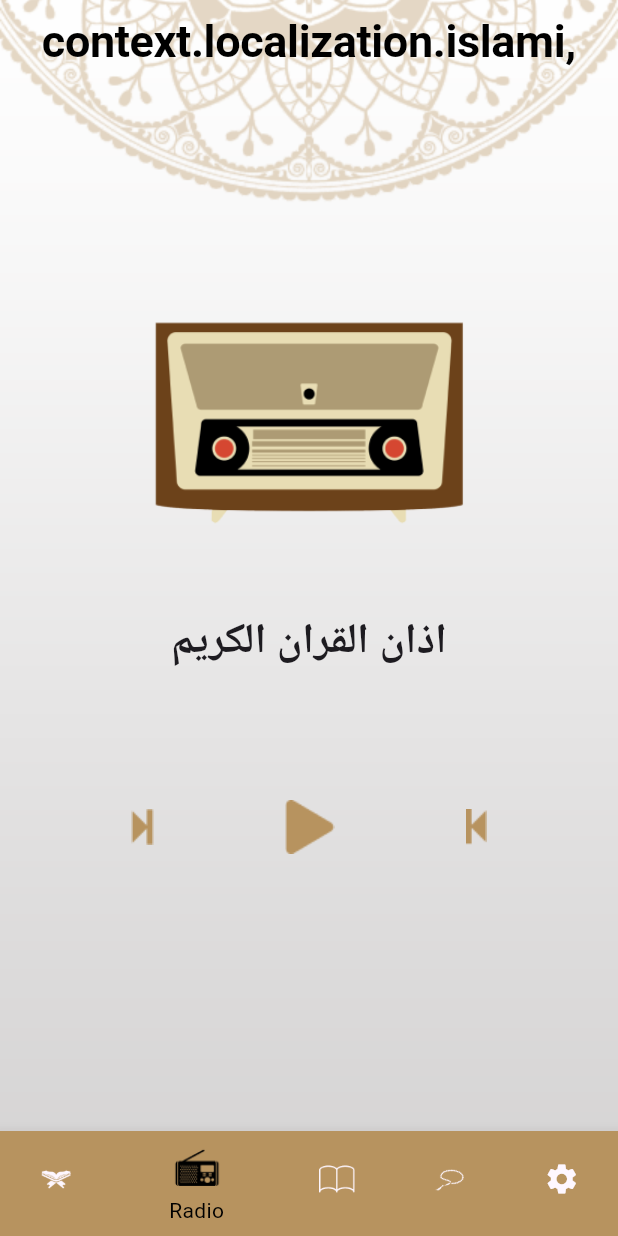
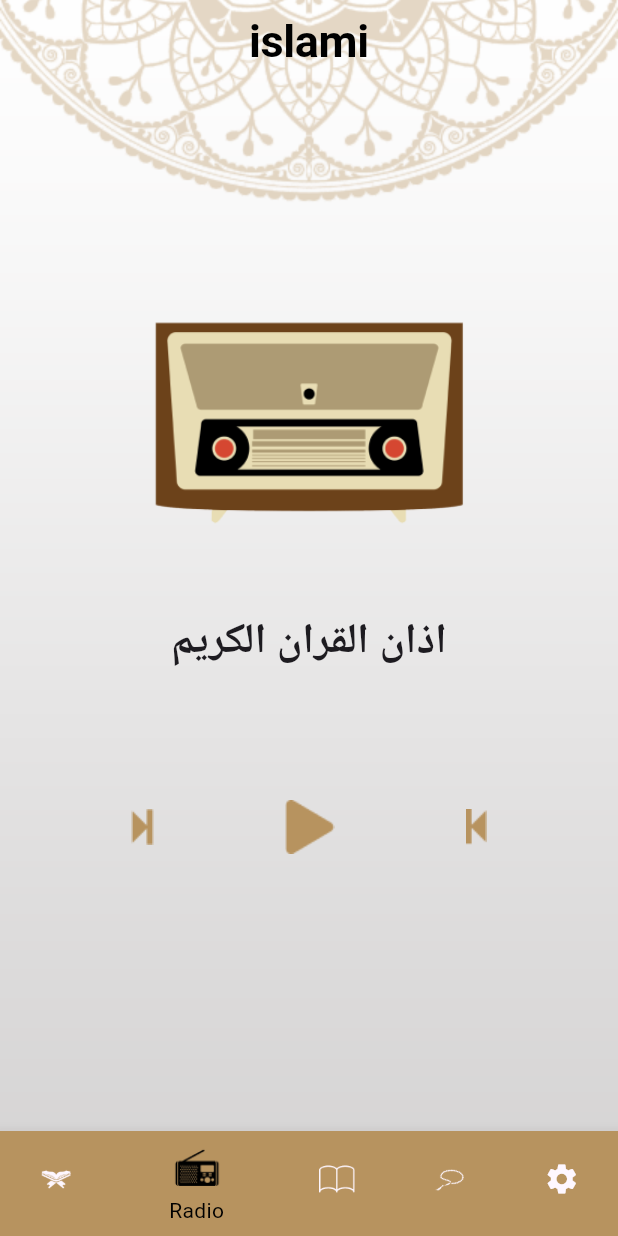
Before and after one commit to mayaryasser2005/islami_project, a Flutter app: the screen it shows after launch, on a phone screen of 412 x 824 dp. Run offline on Flutter 3.47's test engine with Material 3 defaults, Android fonts, the phone set to English and light mode, and no system bars.

Commit message:
Have error in screen setting.

```diff
--- a/lib/main.dart
+++ b/lib/main.dart
@@ -4,6 +4,7 @@ import 'package:islame_project/providres/provider_theme.dart';
 import 'package:islame_project/screens/ahadethDetails/ahadethDetails.dart';
 import 'package:islame_project/screens/home/home.dart';
 import 'package:islame_project/screens/home/tabs/sebha/sebha.dart';
+import 'package:islame_project/screens/home/tabs/setting/setting.dart';
 import 'package:islame_project/screens/splash/splash.dart';
 import 'package:islame_project/screens/suradetails/suradetails.dart';
 import 'package:islame_project/utils/app_style.dart';
@@ -37,6 +38,7 @@ class MyApp extends StatelessWidget {
         Sebha.routeNamed: (_) => const Sebha(),
         SuraDetails.routeNamed: (_) => SuraDetails(),
         AhadethDetails.routeNamed: (_) => AhadethDetails(),
+        Setting.routeNamed: (_) => Setting()
       },
       initialRoute: Splash.routeNamed,
     );
--- a/lib/screens/ahadethDetails/ahadethDetails.dart
+++ b/lib/screens/ahadethDetails/ahadethDetails.dart
@@ -6,7 +6,7 @@ import '../../witgets/app_scaffold.dart';
 class AhadethDetails extends StatefulWidget {
   static const String routeNamed = "hadeth_Details";
 
-  AhadethDetails({super.key});
+  const AhadethDetails({super.key});
 
   @override
   State<AhadethDetails> createState() => _AhadethDetailsState();
@@ -25,7 +25,7 @@ class _AhadethDetailsState extends State<AhadethDetails> {
         child: Container(
             height: MediaQuery.of(context).size.height * 0.8,
             width: MediaQuery.of(context).size.width * 0.8,
-            padding: EdgeInsets.all(20),
+            padding: const EdgeInsets.all(20),
             decoration: BoxDecoration(
                 color: Colors.white, borderRadius: BorderRadius.circular(25)),
             child: SingleChildScrollView(
--- a/lib/screens/home/home.dart
+++ b/lib/screens/home/home.dart
@@ -33,7 +33,7 @@ class _HomeState extends State<Home> {
   Widget build(BuildContext context) {
     themeprovider = Provider.of(context);
     return AppScaffold(
-      appBarTitle: "context.localization.islami,",
+      appBarTitle: "islami",
       body: tabs[selectedTabIndex],
       bottomNavgationBar: Theme(
         data:
@@ -47,21 +47,21 @@ class _HomeState extends State<Home> {
             setState(() {});
           },
 
-          items: [
-            const BottomNavigationBarItem(
+          items: const [
+            BottomNavigationBarItem(
                 icon: ImageIcon(AssetImage("assets/images/ic_moshaf_gold.png")),
                 label: "Moshaf"),
-            const BottomNavigationBarItem(
+            BottomNavigationBarItem(
                 icon: ImageIcon(AssetImage("assets/images/ic_radio.png")),
                 label: "Radio"),
-            const BottomNavigationBarItem(
+            BottomNavigationBarItem(
                 icon: ImageIcon(AssetImage("assets/images/ic_ktab.png")),
                 label: "Ktab"),
-            const BottomNavigationBarItem(
+            BottomNavigationBarItem(
                 icon: ImageIcon(AssetImage("assets/images/ic_sebha.png")),
                 label: "Sebha"),
             BottomNavigationBarItem(
-                icon: const Icon(Icons.settings),
+                icon: Icon(Icons.settings),
                 label: " context.localization.settings"),
           ],
         ),
--- a/lib/screens/home/tabs/radio/radio.dart
+++ b/lib/screens/home/tabs/radio/radio.dart
@@ -9,13 +9,11 @@ class MyRadio extends StatelessWidget {
   Widget build(BuildContext context) {
     return Center(
       child: Column(mainAxisAlignment: MainAxisAlignment.center, children: [
-        SizedBox(
+        const SizedBox(
           height: 120,
         ),
         Padding(
           padding: const EdgeInsets.all(25.0),
-              // color: Color.fromRGBO(233, 186, 108, 1.0),
-
             child: Image.asset(
               AppAssets.radioTabLogo,
               width: 300,
--- a/lib/screens/home/tabs/setting/setting.dart
+++ b/lib/screens/home/tabs/setting/setting.dart
@@ -5,6 +5,7 @@ import 'package:provider/provider.dart';
 
 
 class Setting extends StatefulWidget {
+  static const String routeNamed = "Setting";
   Setting({super.key});
 
   late LanguageProviders provider;
--- a/lib/screens/splash/splash.dart
+++ b/lib/screens/splash/splash.dart
@@ -13,13 +13,13 @@ class Splash extends StatelessWidget {
       Navigator.pushReplacementNamed(context, Home.routeNamed);
     });
     return Container(
-      decoration: BoxDecoration(
+      decoration: const BoxDecoration(
           image: DecorationImage(
               fit: BoxFit.cover,
               image: AssetImage(
                 "assets/images/splash.png",
               ))),
-      child: Scaffold(
+      child: const Scaffold(
         backgroundColor: Colors.transparent,
       ),
     );
```
Also changed, not shown: lib/screens/home/tabs/quran/quran.dart (+4 -4 lines).
